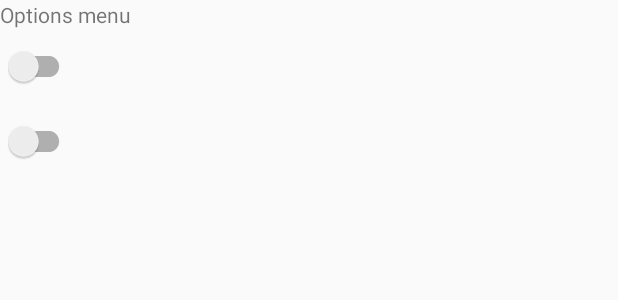
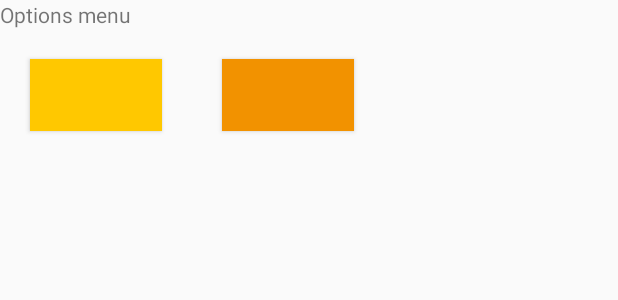
Before and after one commit to a-rmz/Pocket-zalcoatl, an Android app: the layout options_menu.xml on its own in the app's theme, with its tools: preview values and no code run, on a phone screen of 412 x 824 dp. Shown: the top 300 px of the screen. Run offline under Robolectric (Android 15) with nearby library versions, the phone set to English and light mode, and no system bars.

Commit message:
Pressed buttons

```diff
--- a/app/src/main/res/layout/options_menu.xml
+++ b/app/src/main/res/layout/options_menu.xml
@@ -9,12 +9,25 @@
         android:layout_height="wrap_content"
         android:text="Options menu"/>
 
-    <android.support.v7.widget.SwitchCompat
-        android:layout_width="50dp"
-        android:layout_height="50dp"/>
+    <LinearLayout
+        android:layout_width="wrap_content"
+        android:layout_height="wrap_content"
+        android:orientation="horizontal">
 
-    <android.support.v7.widget.SwitchCompat
-        android:layout_width="50dp"
-        android:layout_height="50dp"/>
+        <Button
+            android:id="@+id/sound_on"
+            style="@style/switchOptionsButtonReleased"
+            android:layout_width="wrap_content"
+            android:layout_height="wrap_content"
+            android:layout_margin="20dp"/>
+
+        <Button
+            android:id="@+id/sound_off"
+            style="@style/switchOptionsButtonPressed"
+            android:layout_width="wrap_content"
+            android:layout_height="wrap_content"
+            android:layout_margin="20dp"/>
+
+    </LinearLayout>
 
 </LinearLayout>
--- a/app/src/main/res/values/colors.xml
+++ b/app/src/main/res/values/colors.xml
@@ -5,4 +5,7 @@
     <color name="colorBackgroundDark">#007002</color>
     <color name="colorAccent">#FCA000</color>
     <color name="main_title">#5CBA0F</color>
+
+    <color name="switch_released">#FFC800</color>
+    <color name="switch_pressed">#F29200</color>
 </resources>
--- a/app/src/main/res/values/styles.xml
+++ b/app/src/main/res/values/styles.xml
@@ -15,4 +15,14 @@
         <item name="android:windowActionBar">false</item>
     </style>
 
+    <style name="switchOptionsButtonReleased">
+        <item name="android:starStyle">?attr/borderlessButtonStyle</item>
+        <item name="android:background">@color/switch_released</item>
+    </style>
+
+    <style name="switchOptionsButtonPressed">
+        <item name="android:buttonStyle">?attr/borderlessButtonStyle</item>
+        <item name="android:background">@color/switch_pressed</item>
+    </style>
+
 </resources>
```
Also changed, not shown: app/src/main/java/com/extremecommandos/pocket_zalcoatl/OptionsMenu.java (+32 -1 lines).
